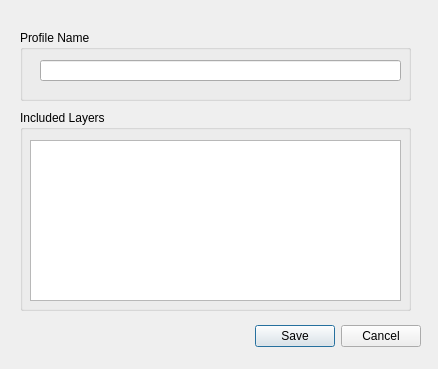
Above: vkconfig/dlgcreateprofile.ui from LunarG/VulkanTools before the change. Below: the same form after it.
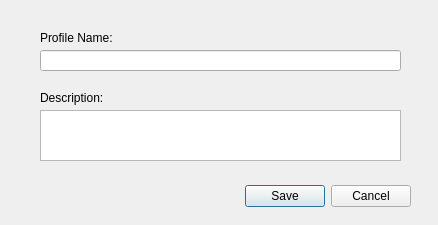
That is the form after the change.

Diff of the .ui file:
```diff
--- a/vkconfig/dlgcreateprofile.ui
+++ b/vkconfig/dlgcreateprofile.ui
@@ -7,7 +7,7 @@
     <x>0</x>
     <y>0</y>
     <width>438</width>
-    <height>369</height>
+    <height>225</height>
    </rect>
   </property>
   <property name="windowTitle">
@@ -16,8 +16,8 @@
   <widget class="QDialogButtonBox" name="buttonBox">
    <property name="geometry">
     <rect>
-     <x>70</x>
-     <y>320</y>
+     <x>60</x>
+     <y>180</y>
      <width>351</width>
      <height>32</height>
     </rect>
@@ -29,51 +29,51 @@
     <set>QDialogButtonBox::Cancel|QDialogButtonBox::Save</set>
    </property>
   </widget>
-  <widget class="QGroupBox" name="groupBox_3">
+  <widget class="QLineEdit" name="lineEditProfileName">
    <property name="geometry">
     <rect>
-     <x>20</x>
+     <x>40</x>
+     <y>50</y>
+     <width>361</width>
+     <height>21</height>
+    </rect>
+   </property>
+  </widget>
+  <widget class="QLabel" name="label">
+   <property name="geometry">
+    <rect>
+     <x>40</x>
      <y>30</y>
-     <width>391</width>
-     <height>71</height>
+     <width>81</width>
+     <height>16</height>
     </rect>
    </property>
-   <property name="title">
-    <string>Profile Name</string>
+   <property name="text">
+    <string>Profile Name:</string>
    </property>
-   <widget class="QLineEdit" name="lineEditProfileName">
-    <property name="geometry">
-     <rect>
-      <x>20</x>
-      <y>30</y>
-      <width>361</width>
-      <height>21</height>
-     </rect>
-    </property>
-   </widget>
   </widget>
-  <widget class="QGroupBox" name="groupBox">
+  <widget class="QLabel" name="label_2">
    <property name="geometry">
     <rect>
-     <x>20</x>
+     <x>40</x>
+     <y>90</y>
+     <width>81</width>
+     <height>16</height>
+    </rect>
+   </property>
+   <property name="text">
+    <string>Description:</string>
+   </property>
+  </widget>
+  <widget class="QTextEdit" name="textEditDescription">
+   <property name="geometry">
+    <rect>
+     <x>40</x>
      <y>110</y>
-     <width>391</width>
-     <height>201</height>
+     <width>361</width>
+     <height>51</height>
     </rect>
    </property>
-   <property name="title">
-    <string>Included Layers</string>
-   </property>
-   <widget class="QListWidget" name="listWidgetLayers">
-    <property name="geometry">
-     <rect>
-      <x>10</x>
-      <y>30</y>
-      <width>371</width>
-      <height>161</height>
-     </rect>
-    </property>
-   </widget>
   </widget>
  </widget>
  <resources/>
```
Left out of the diff: 2 changed lines with no effect on the pictures.
